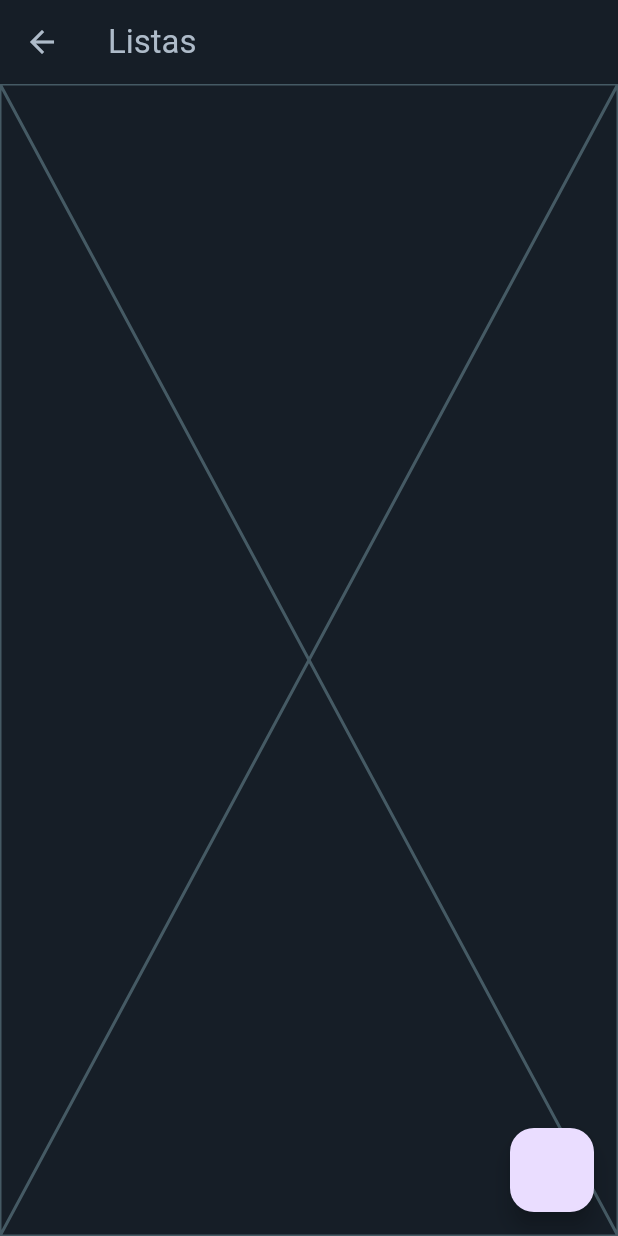
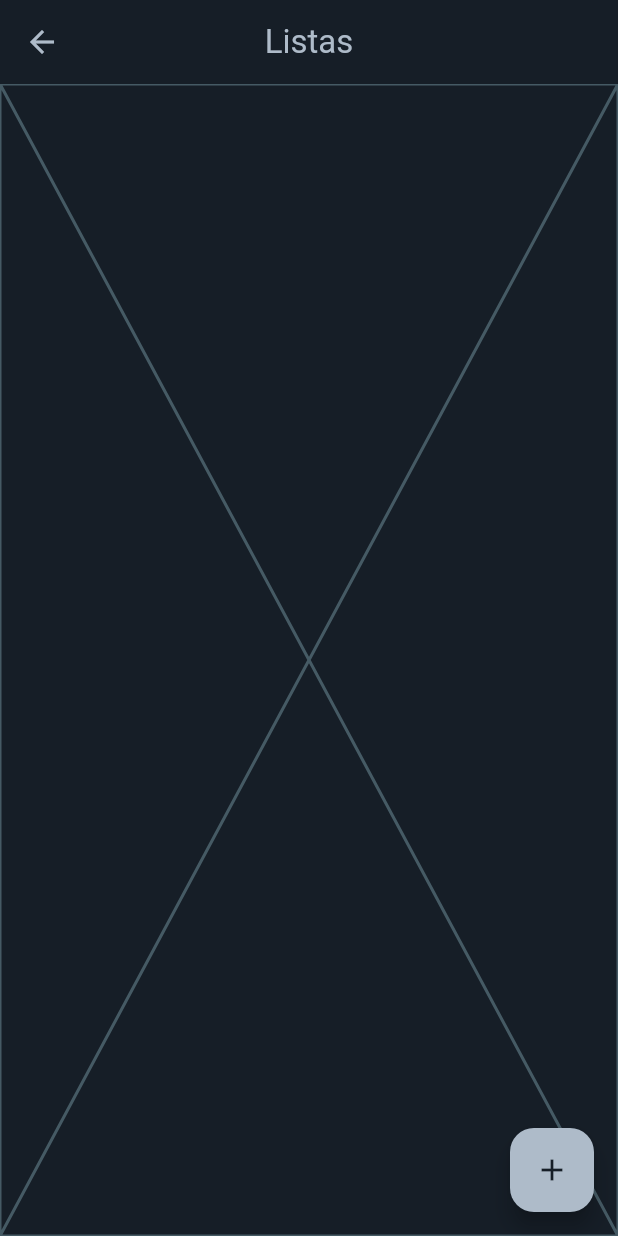
Before and after one commit to diegobrnrd/filmin, a Flutter app: the ListasScreen screen opened directly, on a phone screen of 412 x 824 dp. Run offline on Flutter 3.47's test engine with Material 3 defaults, Android fonts, the phone set to English and light mode, and no system bars; our stand-ins replace cloud_firestore, firebase_auth, firebase_core, flutter_map, latlong2; accounts and stored records are empty; generated files the repository leaves out were written again.

Commit message:
apenas alguns ajustes de front end
Centralizei o título da appbar da tela das listas e adicionei as cores no FloatingActionButton

```diff
--- a/lib/screens/listas_screen.dart
+++ b/lib/screens/listas_screen.dart
@@ -11,6 +11,7 @@ class ListasScreen extends StatelessWidget {
         title: const Text('Listas',
           style: TextStyle(color: Color(0xFFAEBBC9)),),
         backgroundColor: const Color(0xFF161E27),
+        centerTitle: true,
         leading: IconButton(
           color: const Color(0xFFAEBBC9),
           icon: const Icon(Icons.arrow_back),
@@ -20,7 +21,7 @@ class ListasScreen extends StatelessWidget {
         ),
       ),
       body: const Placeholder(),
-      floatingActionButton: FloatingActionButton(onPressed: () {Navigator.push(
+      floatingActionButton: FloatingActionButton(backgroundColor: const Color(0xFFAEBBC9),foregroundColor: const Color(0xFF161E27), child: const Icon(Icons.add), onPressed: () {Navigator.push(
                   context,
                   MaterialPageRoute(
                       builder: (context) => const CriarListaScreen()),
```
